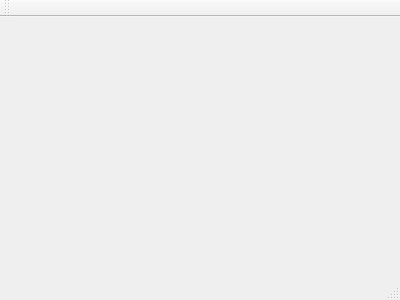
The window that PL0_Compiler/mainwindow.ui (vermouthdky/PL0_Compiler) describes before a commit, drawn with Qt 5.
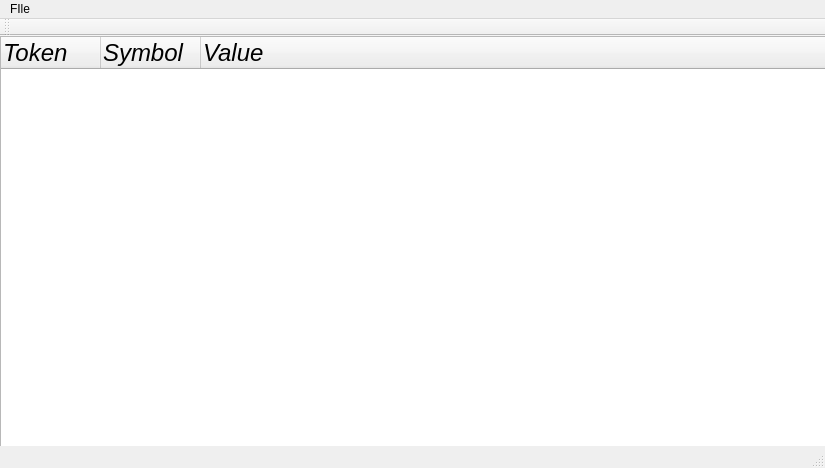
The same window after the commit.

What changed in the file:
```diff
--- a/PL0_Compiler/mainwindow.ui
+++ b/PL0_Compiler/mainwindow.ui
@@ -1,24 +1,101 @@
 <ui version="4.0">
  <class>MainWindow</class>
- <widget class="QMainWindow" name="MainWindow" >
-  <property name="geometry" >
+ <widget class="QMainWindow" name="MainWindow">
+  <property name="geometry">
    <rect>
     <x>0</x>
     <y>0</y>
-    <width>400</width>
-    <height>300</height>
+    <width>825</width>
+    <height>468</height>
    </rect>
   </property>
   <property name="windowTitle" >
    <string>MainWindow</string>
   </property>
-  <widget class="QMenuBar" name="menuBar" />
-  <widget class="QToolBar" name="mainToolBar" />
-  <widget class="QWidget" name="centralWidget" />
-  <widget class="QStatusBar" name="statusBar" />
+  <widget class="QWidget" name="centralWidget">
+   <widget class="QTreeWidget" name="testtree">
+    <property name="geometry">
+     <rect>
+      <x>0</x>
+      <y>0</y>
+      <width>831</width>
+      <height>411</height>
+     </rect>
+    </property>
+    <attribute name="headerMinimumSectionSize">
+     <number>25</number>
+    </attribute>
+    <column>
+     <property name="text">
+      <string>Token</string>
+     </property>
+     <property name="font">
+      <font>
+       <pointsize>18</pointsize>
+       <italic>true</italic>
+      </font>
+     </property>
+    </column>
+    <column>
+     <property name="text">
+      <string>Symbol</string>
+     </property>
+     <property name="font">
+      <font>
+       <pointsize>18</pointsize>
+       <italic>true</italic>
+      </font>
+     </property>
+    </column>
+    <column>
+     <property name="text">
+      <string>Value</string>
+     </property>
+     <property name="font">
+      <font>
+       <pointsize>18</pointsize>
+       <italic>true</italic>
+      </font>
+     </property>
+    </column>
+   </widget>
+  </widget>
+  <widget class="QMenuBar" name="menuBar">
+   <property name="geometry">
+    <rect>
+     <x>0</x>
+     <y>0</y>
+     <width>825</width>
+     <height>22</height>
+    </rect>
+   </property>
+   <widget class="QMenu" name="menuFIle">
+    <property name="title">
+     <string>FIle</string>
+    </property>
+    <addaction name="actionopen_file"/>
+   </widget>
+   <addaction name="menuFIle"/>
+  </widget>
+  <widget class="QToolBar" name="mainToolBar">
+   <attribute name="toolBarArea">
+    <enum>TopToolBarArea</enum>
+   </attribute>
+   <attribute name="toolBarBreak">
+    <bool>false</bool>
+   </attribute>
+  </widget>
+  <widget class="QStatusBar" name="statusBar"/>
+  <action name="actionopen_file">
+   <property name="text">
+    <string>open file</string>
+   </property>
+   <property name="shortcut">
+    <string>Ctrl+O</string>
+   </property>
+  </action>
  </widget>
- <layoutDefault spacing="6" margin="11" />
- <pixmapfunction></pixmapfunction>
+ <layoutdefault spacing="6" margin="11"/>
  <resources/>
  <connections/>
 </ui>
```
Left out of the diff: 3 changed lines with no effect on the pictures.
